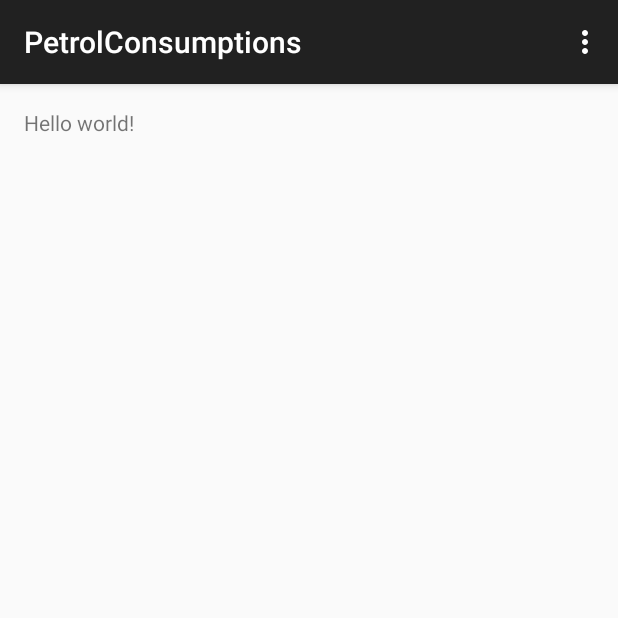
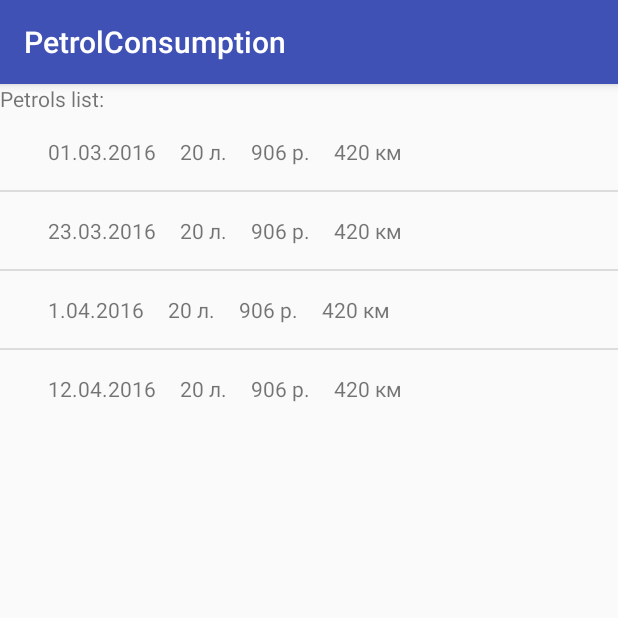
Before and after one commit to mmmaksss/PetrolConsumption, an Android app: the screen it shows after launch (RefuelingListActivity before the commit, MainActivity after it), on a phone screen of 412 x 824 dp, the top half of it. Run offline under Robolectric (Android 15) with nearby library versions, the phone set to English and light mode, and no system bars.

Commit message:
Add list to the project.

```diff
--- a/app/build.gradle
+++ b/app/build.gradle
@@ -5,8 +5,8 @@ android {
     buildToolsVersion "23.0.0"
 
     defaultConfig {
-        applicationId "ru.mmekhtiev.petrolconsumptions"
-        minSdkVersion 11
+        applicationId "ru.mmekhtiev.petrolconsumption"
+        minSdkVersion 14
         targetSdkVersion 23
         versionCode 1
         versionName "1.0"
@@ -21,5 +21,6 @@ android {
 
 dependencies {
     compile fileTree(dir: 'libs', include: ['*.jar'])
+    testCompile 'junit:junit:4.12'
     compile 'com.android.support:appcompat-v7:23.0.0'
 }
--- /dev/null
+++ b/app/src/main/java/ru/mmekhtiev/petrolconsumption/MainActivity.java
@@ -0,0 +1,27 @@
+package ru.mmekhtiev.petrolconsumption;
+
+import android.support.v7.app.AppCompatActivity;
+import android.os.Bundle;
+import android.widget.ArrayAdapter;
+import android.widget.ListView;
+
+public class MainActivity extends AppCompatActivity {
+
+    private final static String[] refuelingNames = { "01.03.2016", "23.03.2016", "1.04.2016", "12.04.2016"};
+
+    @Override
+    protected void onCreate(Bundle savedInstanceState) {
+        super.onCreate(savedInstanceState);
+        setContentView(R.layout.activity_main);
+
+        //found the list
+        ListView petrolList = (ListView) findViewById(R.id.refuelingList);
+
+        //create adapter
+        ArrayAdapter<String> adapter = new ArrayAdapter<String>(this,
+                R.layout.refueling_list_item, R.id.data, refuelingNames);
+
+        //add adapter to list
+        petrolList.setAdapter(adapter);
+    }
+}
--- a/app/src/main/java/ru/mmekhtiev/petrolconsumptions/RefuelingListActivity.java
+++ /dev/null
@@ -1,37 +0,0 @@
-package ru.mmekhtiev.petrolconsumptions;
-
-import android.support.v7.app.AppCompatActivity;
-import android.os.Bundle;
-import android.view.Menu;
-import android.view.MenuItem;
-
-public class RefuelingListActivity extends AppCompatActivity {
-
-    @Override
-    protected void onCreate(Bundle savedInstanceState) {
-        super.onCreate(savedInstanceState);
-        setContentView(R.layout.activity_refueling_list);
-    }
-
-    @Override
-    public boolean onCreateOptionsMenu(Menu menu) {
-        // Inflate the menu; this adds items to the action bar if it is present.
-        getMenuInflater().inflate(R.menu.menu_refueling_list, menu);
-        return true;
-    }
-
-    @Override
-    public boolean onOptionsItemSelected(MenuItem item) {
-        // Handle action bar item clicks here. The action bar will
-        // automatically handle clicks on the Home/Up button, so long
-        // as you specify a parent activity in AndroidManifest.xml.
-        int id = item.getItemId();
-
-        //noinspection SimplifiableIfStatement
-        if (id == R.id.action_settings) {
-            return true;
-        }
-
-        return super.onOptionsItemSelected(item);
-    }
-}
--- /dev/null
+++ b/app/src/main/res/layout/activity_main.xml
@@ -0,0 +1,20 @@
+<?xml version="1.0" encoding="utf-8"?>
+<RelativeLayout xmlns:android="http://schemas.android.com/apk/res/android"
+    xmlns:tools="http://schemas.android.com/tools"
+    android:layout_width="match_parent"
+    android:layout_height="match_parent"
+    tools:context=".MainActivity">
+
+    <TextView
+        android:id="@+id/txtHello"
+        android:layout_width="wrap_content"
+        android:layout_height="wrap_content"
+        android:text="Petrols list:" />
+
+    <ListView
+        android:id="@+id/refuelingList"
+        android:layout_below="@id/txtHello"
+        android:layout_width="match_parent"
+        android:layout_height="wrap_content">
+    </ListView>
+</RelativeLayout>
--- a/app/src/main/res/layout/activity_refueling_list.xml
+++ /dev/null
@@ -1,11 +0,0 @@
-<RelativeLayout xmlns:android="http://schemas.android.com/apk/res/android"
-    xmlns:tools="http://schemas.android.com/tools" android:layout_width="match_parent"
-    android:layout_height="match_parent" android:paddingLeft="@dimen/activity_horizontal_margin"
-    android:paddingRight="@dimen/activity_horizontal_margin"
-    android:paddingTop="@dimen/activity_vertical_margin"
-    android:paddingBottom="@dimen/activity_vertical_margin" tools:context=".RefuelingListActivity">
-
-    <TextView android:text="@string/hello_world" android:layout_width="wrap_content"
-        android:layout_height="wrap_content" />
-
-</RelativeLayout>
--- /dev/null
+++ b/app/src/main/res/layout/refueling_list_item.xml
@@ -0,0 +1,40 @@
+<?xml version="1.0" encoding="utf-8"?>
+<LinearLayout xmlns:android="http://schemas.android.com/apk/res/android"
+    android:layout_width="match_parent"
+    android:layout_height="wrap_content"
+    android:padding="@dimen/activity_horizontal_margin"
+    android:orientation="horizontal">
+
+    <TextView
+        android:id="@+id/data"
+        android:layout_width="wrap_content"
+        android:layout_height="wrap_content"
+        android:layout_gravity="center"
+
+        android:paddingLeft="@dimen/activity_horizontal_margin"
+        android:text="01.04.2016" />
+
+    <TextView
+        android:id="@+id/volume"
+        android:layout_width="wrap_content"
+        android:layout_height="wrap_content"
+        android:layout_gravity="center"
+        android:paddingLeft="@dimen/activity_horizontal_margin"
+        android:text="20 л." />
+
+    <TextView
+        android:id="@+id/sum"
+        android:layout_width="wrap_content"
+        android:layout_height="wrap_content"
+        android:layout_gravity="center"
+        android:paddingLeft="@dimen/activity_horizontal_margin"
+        android:text="906 р." />
+
+    <TextView
+        android:id="@+id/distance"
+        android:layout_width="wrap_content"
+        android:layout_height="wrap_content"
+        android:layout_gravity="center"
+        android:paddingLeft="@dimen/activity_horizontal_margin"
+        android:text="420 км" />
+</LinearLayout>
--- a/app/src/main/res/menu/menu_refueling_list.xml
+++ /dev/null
@@ -1,6 +0,0 @@
-<menu xmlns:android="http://schemas.android.com/apk/res/android"
-    xmlns:app="http://schemas.android.com/apk/res-auto"
-    xmlns:tools="http://schemas.android.com/tools" tools:context=".RefuelingListActivity">
-    <item android:id="@+id/action_settings" android:title="@string/action_settings"
-        android:orderInCategory="100" app:showAsAction="never" />
-</menu>
--- /dev/null
+++ b/app/src/main/res/values/colors.xml
@@ -0,0 +1,6 @@
+<?xml version="1.0" encoding="utf-8"?>
+<resources>
+    <color name="colorPrimary">#3F51B5</color>
+    <color name="colorPrimaryDark">#303F9F</color>
+    <color name="colorAccent">#FF4081</color>
+</resources>
--- a/app/src/main/res/values/strings.xml
+++ b/app/src/main/res/values/strings.xml
@@ -1,6 +1,3 @@
 <resources>
-    <string name="app_name">PetrolConsumptions</string>
-
-    <string name="hello_world">Hello world!</string>
-    <string name="action_settings">Settings</string>
+    <string name="app_name">PetrolConsumption</string>
 </resources>
--- a/app/src/main/res/values/styles.xml
+++ b/app/src/main/res/values/styles.xml
@@ -3,6 +3,9 @@
     <!-- Base application theme. -->
     <style name="AppTheme" parent="Theme.AppCompat.Light.DarkActionBar">
         <!-- Customize your theme here. -->
+        <item name="colorPrimary">@color/colorPrimary</item>
+        <item name="colorPrimaryDark">@color/colorPrimaryDark</item>
+        <item name="colorAccent">@color/colorAccent</item>
     </style>
 
 </resources>
--- a/build.gradle
+++ b/build.gradle
@@ -17,3 +17,7 @@ allprojects {
         jcenter()
     }
 }
+
+task clean(type: Delete) {
+    delete rootProject.buildDir
+}
```
Also changed, not shown: app/src/main/AndroidManifest.xml (+3 -5 lines), gradle.properties (+9 -8 lines), app/src/main/res/mipmap-xxxhdpi/ic_launcher.png (added), gradle/wrapper/gradle-wrapper.properties, 8 other files.
